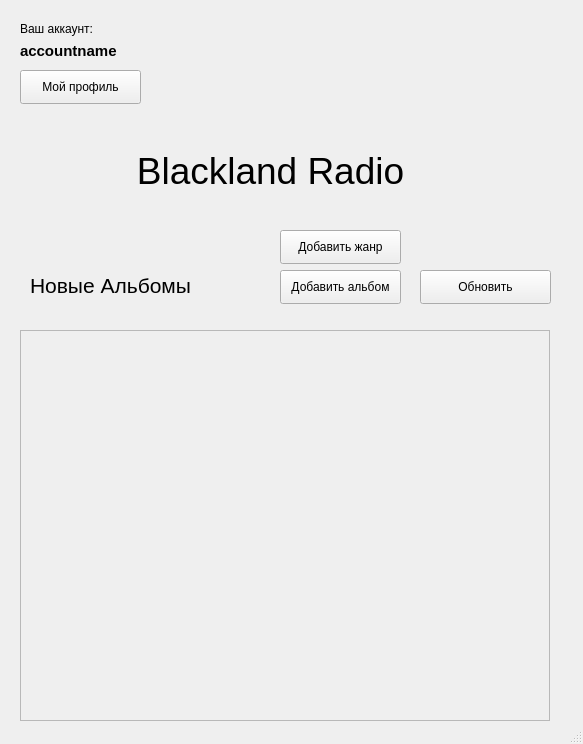
First picture: the form in ui/mainpage.ui, repository gepron1x/blacklandradio, before the edit.
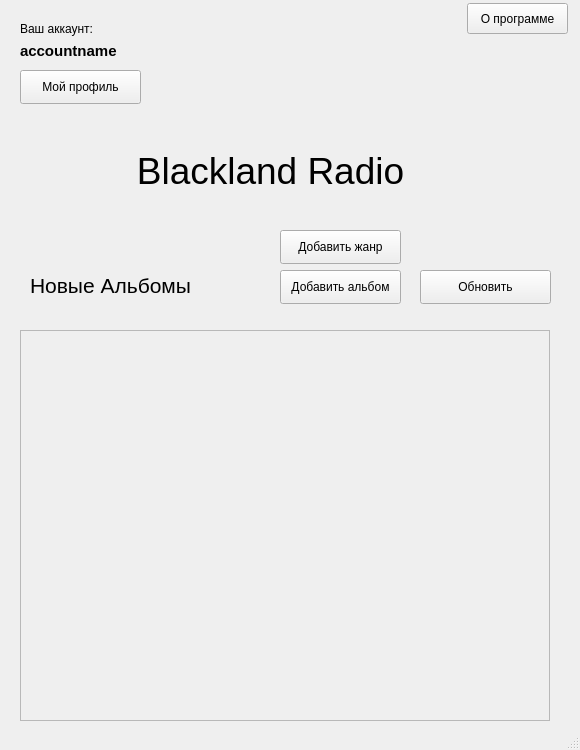
Second picture: the form after the edit.

The edit to the form file:
```diff
--- a/ui/mainpage.ui
+++ b/ui/mainpage.ui
@@ -6,10 +6,16 @@
    <rect>
     <x>0</x>
     <y>0</y>
-    <width>583</width>
-    <height>744</height>
+    <width>580</width>
+    <height>750</height>
    </rect>
   </property>
+  <property name="minimumSize">
+   <size>
+    <width>580</width>
+    <height>750</height>
+   </size>
+  </property>
   <property name="windowTitle">
    <string>Главная Страница - BlacklandRadio</string>
   </property>
@@ -169,6 +175,19 @@
      <string>Добавить жанр</string>
     </property>
    </widget>
+   <widget class="QPushButton" name="about_application_button">
+    <property name="geometry">
+     <rect>
+      <x>467</x>
+      <y>3</y>
+      <width>101</width>
+      <height>31</height>
+     </rect>
+    </property>
+    <property name="text">
+     <string>О программе</string>
+    </property>
+   </widget>
   </widget>
   <widget class="QStatusBar" name="statusbar"/>
  </widget>
```
Left out of the diff: 4 changed lines with no effect on the pictures.
